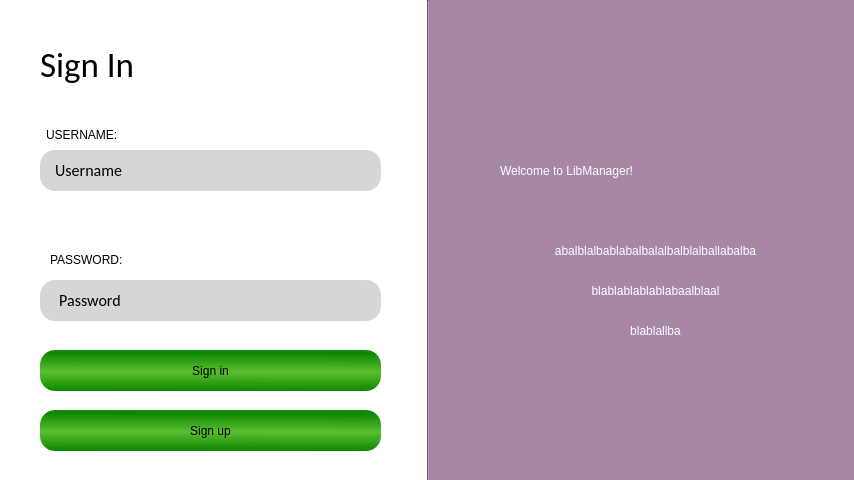
The window that LibManager/LibManager/authscreen.ui (SinaErdem/OOP_Group11) describes before a commit, drawn with Qt 5.
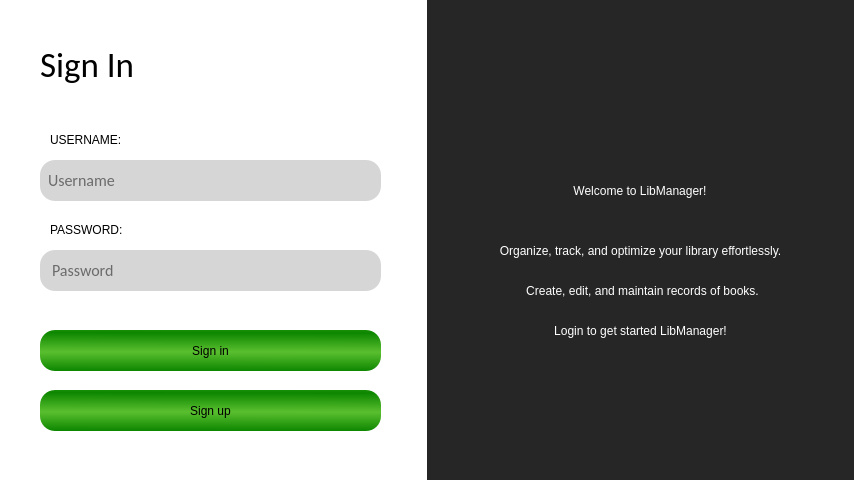
The same window after the commit. Icons and pictures are not drawn.

What changed in the file:
```diff
--- a/LibManager/LibManager/authscreen.ui
+++ b/LibManager/LibManager/authscreen.ui
@@ -14,22 +14,9 @@
    <string>AuthScreen</string>
   </property>
   <property name="styleSheet">
-   <string notr="true">background-color: rgb(166, 135, 166);</string>
+   <string notr="true">background-color: rgb(38, 38, 38);</string>
   </property>
   <widget class="QWidget" name="centralwidget">
-   <widget class="Line" name="line">
-    <property name="geometry">
-     <rect>
-      <x>427</x>
-      <y>0</y>
-      <width>3</width>
-      <height>480</height>
-     </rect>
-    </property>
-    <property name="orientation">
-     <enum>Qt::Orientation::Vertical</enum>
-    </property>
-   </widget>
    <widget class="QLabel" name="AuthScreen1">
     <property name="geometry">
      <rect>
@@ -76,7 +63,7 @@
     <property name="geometry">
      <rect>
       <x>40</x>
-      <y>150</y>
+      <y>160</y>
       <width>341</width>
       <height>41</height>
      </rect>
@@ -102,14 +89,17 @@
 }</string>
     </property>
     <property name="text">
-     <string>  Username</string>
+     <string/>
+    </property>
+    <property name="placeholderText">
+     <string>Username</string>
     </property>
    </widget>
    <widget class="QLabel" name="Username_text">
     <property name="geometry">
      <rect>
-      <x>46</x>
-      <y>125</y>
+      <x>50</x>
+      <y>130</y>
       <width>111</width>
       <height>20</height>
      </rect>
@@ -126,7 +116,7 @@
     <property name="geometry">
      <rect>
       <x>40</x>
-      <y>280</y>
+      <y>250</y>
       <width>341</width>
       <height>41</height>
      </rect>
@@ -152,14 +142,17 @@
 }</string>
     </property>
     <property name="text">
-     <string>  Password</string>
+     <string/>
+    </property>
+    <property name="placeholderText">
+     <string>Password</string>
     </property>
    </widget>
    <widget class="QLabel" name="Password_text">
     <property name="geometry">
      <rect>
       <x>50</x>
-      <y>250</y>
+      <y>220</y>
       <width>111</width>
       <height>20</height>
      </rect>
@@ -176,7 +169,7 @@
     <property name="geometry">
      <rect>
       <x>40</x>
-      <y>350</y>
+      <y>330</y>
       <width>341</width>
       <height>41</height>
      </rect>
@@ -201,10 +194,10 @@
    <widget class="QLabel" name="LibManager_logo">
     <property name="geometry">
      <rect>
-      <x>470</x>
-      <y>50</y>
+      <x>465</x>
+      <y>70</y>
       <width>349</width>
-      <height>79</height>
+      <height>91</height>
      </rect>
     </property>
     <property name="styleSheet">
@@ -218,9 +211,9 @@
    <widget class="QLabel" name="welcome_text">
     <property name="geometry">
      <rect>
-      <x>500</x>
-      <y>150</y>
-      <width>311</width>
+      <x>484</x>
+      <y>170</y>
+      <width>312</width>
       <height>41</height>
      </rect>
     </property>
@@ -232,63 +225,6 @@
     <property name="text">
      <string>Welcome to LibManager!</string>
     </property>
-   </widget>
-   <widget class="QLabel" name="label">
-    <property name="geometry">
-     <rect>
-      <x>460</x>
-      <y>240</y>
-      <width>391</width>
-      <height>21</height>
-     </rect>
-    </property>
-    <property name="styleSheet">
-     <string notr="true">background-color:transparent;
-color:white;</string>
-    </property>
-    <property name="text">
-     <string>abalblalbablabalbalalbalblalballabalba</string>
-    </property>
-    <property name="alignment">
-     <set>Qt::AlignmentFlag::AlignCenter</set>
-    </property>
-   </widget>
-   <widget class="QLabel" name="label_2">
-    <property name="geometry">
-     <rect>
-      <x>460</x>
-      <y>280</y>
-      <width>391</width>
-      <height>21</height>
-     </rect>
-    </property>
-    <property name="styleSheet">
-     <string notr="true">background-color:transparent;
-color: white;</string>
-    </property>
-    <property name="text">
-     <string>blablablablablabaalblaal</string>
-    </property>
-    <property name="alignment">
-     <set>Qt::AlignmentFlag::AlignCenter</set>
-    </property>
-   </widget>
-   <widget class="QLabel" name="label_3">
-    <property name="geometry">
-     <rect>
-      <x>460</x>
-      <y>320</y>
-      <width>391</width>
-      <height>21</height>
-     </rect>
-    </property>
-    <property name="styleSheet">
-     <string notr="true">background-color:transparent;
-color:white;</string>
-    </property>
-    <property name="text">
-     <string>blablallba</string>
-    </property>
     <property name="alignment">
      <set>Qt::AlignmentFlag::AlignCenter</set>
     </property>
@@ -296,9 +232,9 @@
    <widget class="QLabel" name="AuthScreen1_2">
     <property name="geometry">
      <rect>
-      <x>430</x>
+      <x>427</x>
       <y>0</y>
-      <width>427</width>
+      <width>428</width>
       <height>480</height>
      </rect>
     </property>
@@ -313,7 +249,7 @@
     <property name="geometry">
      <rect>
       <x>40</x>
-      <y>410</y>
+      <y>390</y>
       <width>341</width>
       <height>41</height>
      </rect>
@@ -336,8 +272,67 @@
      <string>Sign up</string>
     </property>
    </widget>
+   <widget class="QLabel" name="label_4">
+    <property name="geometry">
+     <rect>
+      <x>460</x>
+      <y>240</y>
+      <width>361</width>
+      <height>21</height>
+     </rect>
+    </property>
+    <property name="styleSheet">
+     <string notr="true">background-color:transparent;
+color: white;</string>
+    </property>
+    <property name="text">
+     <string>Organize, track, and optimize your library effortlessly.</string>
+    </property>
+    <property name="alignment">
+     <set>Qt::AlignmentFlag::AlignCenter</set>
+    </property>
+   </widget>
+   <widget class="QLabel" name="label_5">
+    <property name="geometry">
+     <rect>
+      <x>497</x>
+      <y>280</y>
+      <width>291</width>
+      <height>21</height>
+     </rect>
+    </property>
+    <property name="styleSheet">
+     <string notr="true">background-color:transparent;
+color: white;</string>
+    </property>
+    <property name="text">
+     <string>Create, edit, and maintain records of books.</string>
+    </property>
+    <property name="alignment">
+     <set>Qt::AlignmentFlag::AlignCenter</set>
+    </property>
+   </widget>
+   <widget class="QLabel" name="label_6">
+    <property name="geometry">
+     <rect>
+      <x>525</x>
+      <y>320</y>
+      <width>231</width>
+      <height>21</height>
+     </rect>
+    </property>
+    <property name="styleSheet">
+     <string notr="true">background-color:transparent;
+color: white;</string>
+    </property>
+    <property name="text">
+     <string>Login to get started LibManager!</string>
+    </property>
+    <property name="alignment">
+     <set>Qt::AlignmentFlag::AlignCenter</set>
+    </property>
+   </widget>
    <zorder>AuthScreen1_2</zorder>
-   <zorder>line</zorder>
    <zorder>AuthScreen1</zorder>
    <zorder>SignIn_text</zorder>
    <zorder>UsernameLineEdit</zorder>
@@ -346,11 +341,11 @@
    <zorder>Password_text</zorder>
    <zorder>signinButton</zorder>
    <zorder>welcome_text</zorder>
-   <zorder>label</zorder>
-   <zorder>label_2</zorder>
-   <zorder>label_3</zorder>
    <zorder>signupButton</zorder>
    <zorder>LibManager_logo</zorder>
+   <zorder>label_4</zorder>
+   <zorder>label_5</zorder>
+   <zorder>label_6</zorder>
   </widget>
  </widget>
  <resources/>
```
